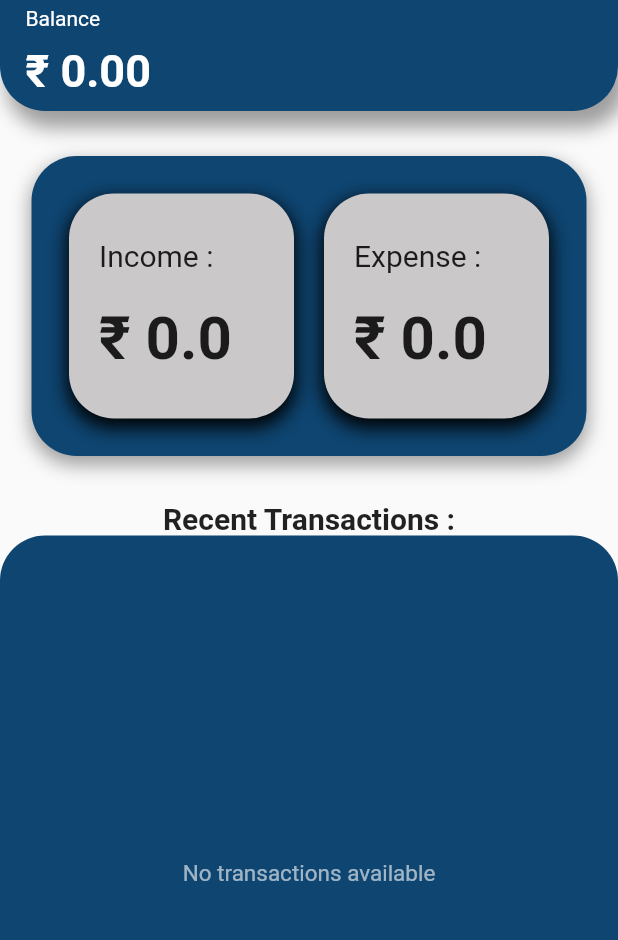
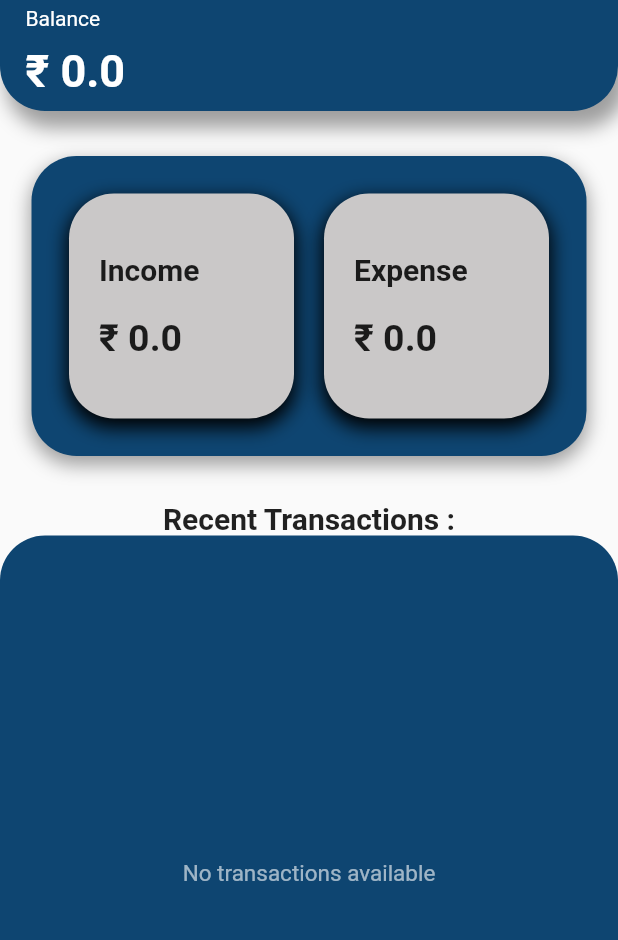
Before and after one commit to rohithvijayan774/Budget_Buddy, a Flutter app: the FirstScreen screen opened directly, on a phone screen of 412 x 824 dp, the part 78-1018 px from its top. Run offline on Flutter 3.47's test engine with Material 2 defaults, Android fonts, the phone set to English and light mode, and no system bars; our stand-ins replace dropdown_textfield, fl_chart, flutter_slidable, google_fonts, hive, hive_flutter and 2 more; accounts and stored records are empty.

Commit message:
amount added

```diff
--- a/lib/screens/first_screen.dart
+++ b/lib/screens/first_screen.dart
@@ -25,7 +25,8 @@ class FirstScreen extends StatefulWidget {
 class _FirstScreenState extends State<FirstScreen> {
   @override
   void initState() {
-    TransactionDB().refreshUI();
+    TransactionDB.instance.refreshUI();
+
     super.initState();
   }
 
@@ -89,6 +90,7 @@ class _FirstScreenState extends State<FirstScreen> {
               ListTile(
                 onTap: () {
                   signOut(context);
+                  TransactionDB.instance.refreshUI();
                 },
                 title: const Text(
                   'Reset App',
@@ -99,7 +101,11 @@ class _FirstScreenState extends State<FirstScreen> {
             ],
           ),
         ),
-        body: Column(
+        body: ValueListenableBuilder(
+          valueListenable: TransactionDB().allTransactionList,
+          builder:
+              (BuildContext ctx, List<TransactionModel> newList, Widget? _) {
+            return Column(
               children: [
                 // UserNameBar(nameUser:),
                 Container(
@@ -124,17 +130,17 @@ class _FirstScreenState extends State<FirstScreen> {
                   width: 500,
                   child: Column(
                     crossAxisAlignment: CrossAxisAlignment.start,
-                children: const [
-                  Text(
+                    children: [
+                      const Text(
                         'Balance',
                         style: TextStyle(color: Colors.white),
                       ),
-                  SizedBox(
+                      const SizedBox(
                         height: 10,
                       ),
                       Text(
-                    '₹ 0.00',
-                    style: TextStyle(
+                        '₹ ${TransactionDB.instance.addTotalTransaction()[0]}',
+                        style: const TextStyle(
                             color: Colors.white,
                             fontSize: 30,
                             fontWeight: FontWeight.bold),
@@ -160,13 +166,7 @@ class _FirstScreenState extends State<FirstScreen> {
                           spreadRadius: 1)
                     ],
                   ),
-              child: Row(
-                mainAxisAlignment: MainAxisAlignment.spaceBetween,
-                children: const [
-                  IncomeExpense(label: 'Income :', amount: 0.00),
-                  IncomeExpense(label: 'Expense :', amount: 0.00),
-                ],
-              ),
+                  child: const IncomeExpenseHomePage(),
                 ),
                 const SizedBox(
                   height: 30,
@@ -191,12 +191,14 @@ class _FirstScreenState extends State<FirstScreen> {
                     child: ValueListenableBuilder(
                       valueListenable: TransactionDB().allTransactionList,
                       builder: (BuildContext ctx,
-                      List<TransactionModel> newTransactionList, Widget? _) {
+                          List<TransactionModel> newTransactionList,
+                          Widget? _) {
                         if (newTransactionList.isEmpty) {
                           return const Center(
                             child: Text(
                               'No transactions available',
-                          style: TextStyle(fontSize: 15, color: Colors.white60),
+                              style: TextStyle(
+                                  fontSize: 15, color: Colors.white60),
                             ),
                           );
                         }
@@ -242,7 +244,8 @@ class _FirstScreenState extends State<FirstScreen> {
                                         borderRadius: BorderRadius.circular(30),
                                         onPressed: (context) {
                                           TransactionDB.instance
-                                          .deleteTransactions(transaction.id);
+                                              .deleteTransactions(
+                                                  transaction.id);
                                         },
                                         icon: Icons.delete,
                                         label: 'Delete',
@@ -272,13 +275,17 @@ class _FirstScreenState extends State<FirstScreen> {
                   ),
                 )
               ],
+            );
+          },
         ));
   }
 
   signOut(BuildContext ctx) async {
     final sharedPrefs = await SharedPreferences.getInstance();
     await sharedPrefs.clear();
+    await TransactionDB().resetAll();
     Navigator.of(ctx).pushAndRemoveUntil(
-        MaterialPageRoute(builder: (ctx1) => NameScreen()), (route) => false);
+        MaterialPageRoute(builder: (ctx1) => const SplashScreen()),
+        (route) => false);
   }
 }
--- a/lib/widgets/add_amount.dart
+++ b/lib/widgets/add_amount.dart
@@ -140,7 +140,6 @@ class _AddIncomeState extends State<AddIncome> {
                 const SizedBox(
                   height: 10,
                 ),
-
                 DropdownButtonFormField<String>(
                   decoration: const InputDecoration(
                       border: OutlineInputBorder(
@@ -322,7 +321,6 @@ class _AddIncomeState extends State<AddIncome> {
       type: type,
     );
     TransactionDB().insertTransactions(addAmount);
-
     Navigator.of(context).pop();
   }
 
--- a/lib/widgets/income_expense.dart
+++ b/lib/widgets/income_expense.dart
@@ -1,23 +1,29 @@
 import 'package:flutter/cupertino.dart';
 import 'package:flutter/material.dart';
+import 'package:money_management/functions/transaction_db.dart';
 
-class IncomeExpense extends StatefulWidget {
-  const IncomeExpense({
+class IncomeExpenseHomePage extends StatefulWidget {
+  const IncomeExpenseHomePage({
     super.key,
-    required this.label,
-    required this.amount,
   });
-  final String label;
-  final double amount;
 
   @override
-  State<IncomeExpense> createState() => _IncomeExpenseState();
+  State<IncomeExpenseHomePage> createState() => _IncomeExpenseHomePageState();
 }
 
-class _IncomeExpenseState extends State<IncomeExpense> {
+class _IncomeExpenseHomePageState extends State<IncomeExpenseHomePage> {
+  @override
+  void initState() {
+    TransactionDB().refreshUI();
+    super.initState();
+  }
+
   @override
   Widget build(BuildContext context) {
-    return Container(
+    return Row(
+      mainAxisAlignment: MainAxisAlignment.spaceBetween,
+      children: [
+        Container(
           padding: const EdgeInsets.all(20),
           height: 300,
           width: 150,
@@ -36,19 +42,56 @@ class _IncomeExpenseState extends State<IncomeExpense> {
             crossAxisAlignment: CrossAxisAlignment.start,
             mainAxisAlignment: MainAxisAlignment.center,
             children: [
-          Text(
-            widget.label,
-            style: const TextStyle(fontSize: 20),
+              const Text(
+                'Income',
+                style: TextStyle(fontSize: 20, fontWeight: FontWeight.bold),
               ),
               const SizedBox(
                 height: 20,
               ),
               Text(
-            '₹ ${widget.amount}',
-            style: const TextStyle(fontSize: 40, fontWeight: FontWeight.bold),
+                '₹ ${TransactionDB.instance.addTotalTransaction()[2]}',
+                style:
+                    const TextStyle(fontSize: 25, fontWeight: FontWeight.bold),
               ),
             ],
           ),
+        ),
+        Container(
+          padding: const EdgeInsets.all(20),
+          height: 300,
+          width: 150,
+          decoration: BoxDecoration(
+            color: const Color.fromARGB(255, 202, 200, 200),
+            borderRadius: BorderRadius.circular(30),
+            boxShadow: const [
+              BoxShadow(
+                  color: Colors.black,
+                  offset: Offset(0, 5),
+                  blurRadius: 10,
+                  spreadRadius: 1)
+            ],
+          ),
+          child: Column(
+            crossAxisAlignment: CrossAxisAlignment.start,
+            mainAxisAlignment: MainAxisAlignment.center,
+            children: [
+              const Text(
+                'Expense',
+                style: TextStyle(fontSize: 20, fontWeight: FontWeight.bold),
+              ),
+              const SizedBox(
+                height: 20,
+              ),
+              Text(
+                '₹ ${TransactionDB.instance.addTotalTransaction()[1]}',
+                style:
+                    const TextStyle(fontSize: 25, fontWeight: FontWeight.bold),
+              ),
+            ],
+          ),
+        ),
+      ],
     );
   }
 }
```
Also changed, not shown: lib/functions/transaction_db.dart (+14 -0 lines), lib/screens/accounts_screen.dart (+24 -63 lines), lib/widgets/accounts_card.dart (+6 -14 lines). Lines whose indentation alone changed are shown as unchanged.
